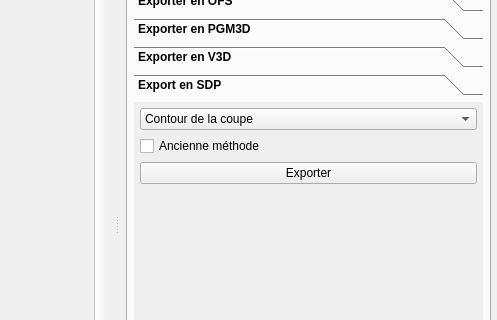
akrah/TKDetection, file ui/mainwindow.ui: the form before one commit; both pictures show x 298 to 795 and y 153 to 473 of the 795 by 740 pixel window.
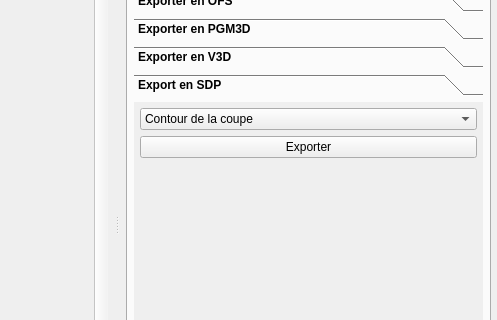
The form after the commit. The open tabs and pages were chosen to show the change. Custom widgets are drawn as their Qt base class.

Patch:
```diff
--- a/ui/mainwindow.ui
+++ b/ui/mainwindow.ui
@@ -3123,7 +3123,7 @@
               <x>0</x>
               <y>0</y>
               <width>264</width>
-              <height>112</height>
+              <height>84</height>
              </rect>
             </property>
             <attribute name="label">
@@ -3160,19 +3160,6 @@
                </item>
               </widget>
              </item>
-             <item>
-              <widget class="QCheckBox" name="_checkExportSdpOldMethod">
-               <property name="font">
-                <font>
-                 <weight>50</weight>
-                 <bold>false</bold>
-                </font>
-               </property>
-               <property name="text">
-                <string>Ancienne méthode</string>
-               </property>
-              </widget>
-             </item>
              <item>
               <widget class="QPushButton" name="_buttonExportToSDP">
                <property name="font">
```
Left out of the diff: 17 changed lines with no effect on the pictures.
